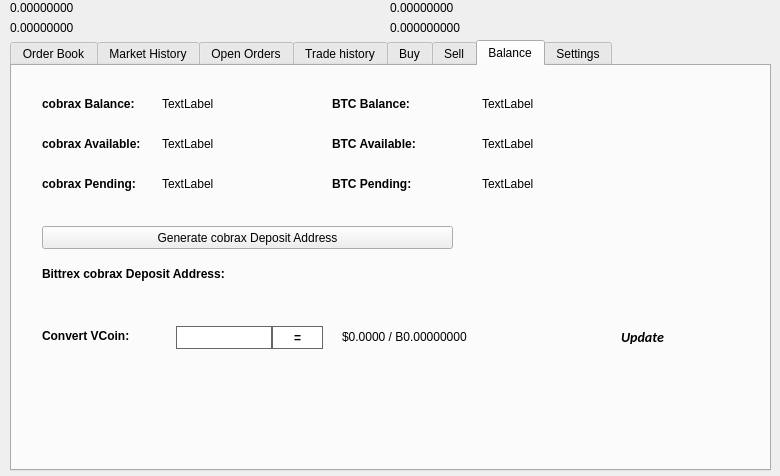
First picture: the form in src/qt/forms/tradingdialog.ui, repository atomdax/Yotoken, before the edit.
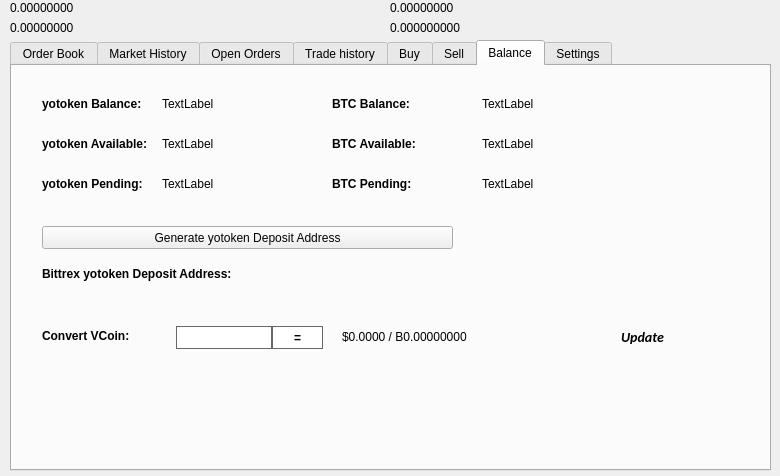
Second picture: the form after the edit. The open tabs and pages were chosen to show the change. Icons and pictures are not drawn.

The edit to the form file:
```diff
--- a/src/qt/forms/tradingdialog.ui
+++ b/src/qt/forms/tradingdialog.ui
@@ -2762,7 +2762,7 @@
       </font>
      </property>
      <property name="text">
-      <string>cobrax Balance:</string>
+      <string>yotoken Balance:</string>
      </property>
     </widget>
     <widget class="QLabel" name="label_12">
@@ -2813,7 +2813,7 @@
       </font>
      </property>
      <property name="text">
-      <string>cobrax Available:</string>
+      <string>yotoken Available:</string>
      </property>
     </widget>
     <widget class="QLabel" name="label_14">
@@ -2832,7 +2832,7 @@
       </font>
      </property>
      <property name="text">
-      <string>cobrax Pending:</string>
+      <string>yotoken Pending:</string>
      </property>
     </widget>
     <widget class="QLabel" name="cobraxPendingLabel">
@@ -2928,7 +2928,7 @@
       </font>
      </property>
      <property name="text">
-      <string>Bittrex cobrax Deposit Address:</string>
+      <string>Bittrex yotoken Deposit Address:</string>
      </property>
     </widget>
     <widget class="QPushButton" name="GenDepositBTN">
@@ -2941,7 +2941,7 @@
       </rect>
      </property>
      <property name="text">
-      <string>Generate cobrax Deposit Address</string>
+      <string>Generate yotoken Deposit Address</string>
      </property>
      <property name="icon">
       <iconset resource="../cobrax.qrc">
```
Left out of the diff: 46 changed lines with no effect on the pictures.
